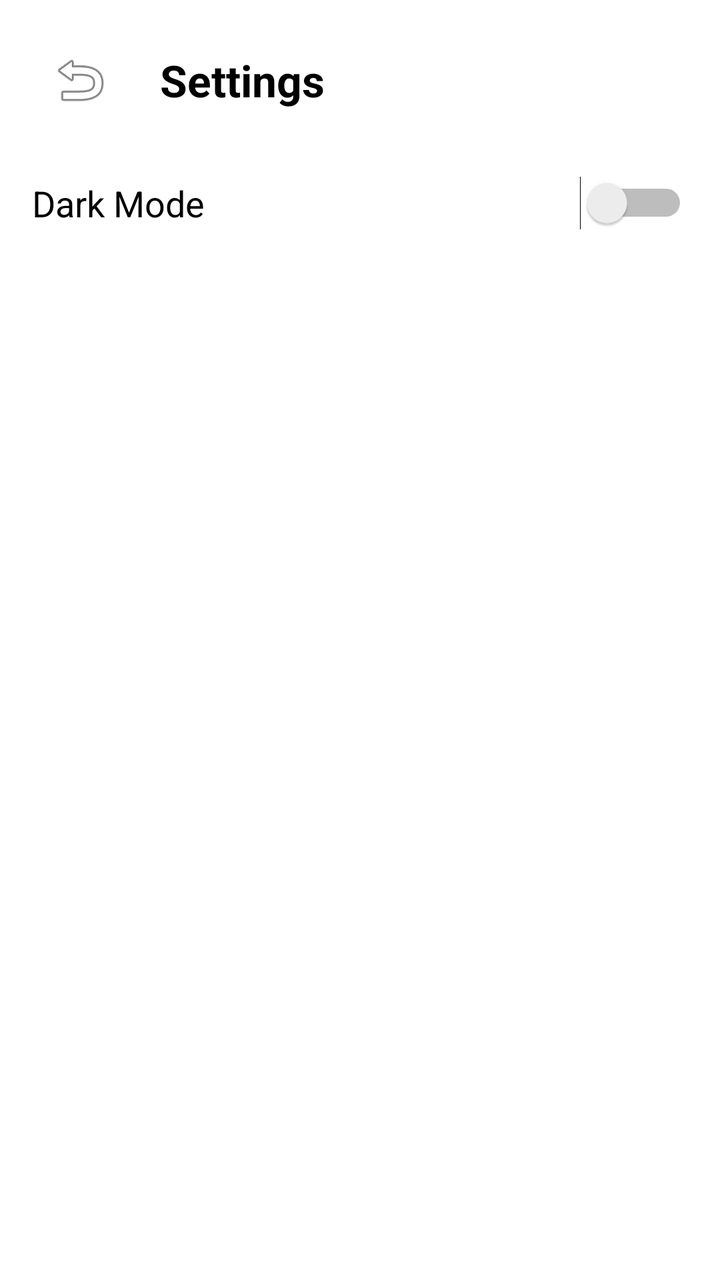
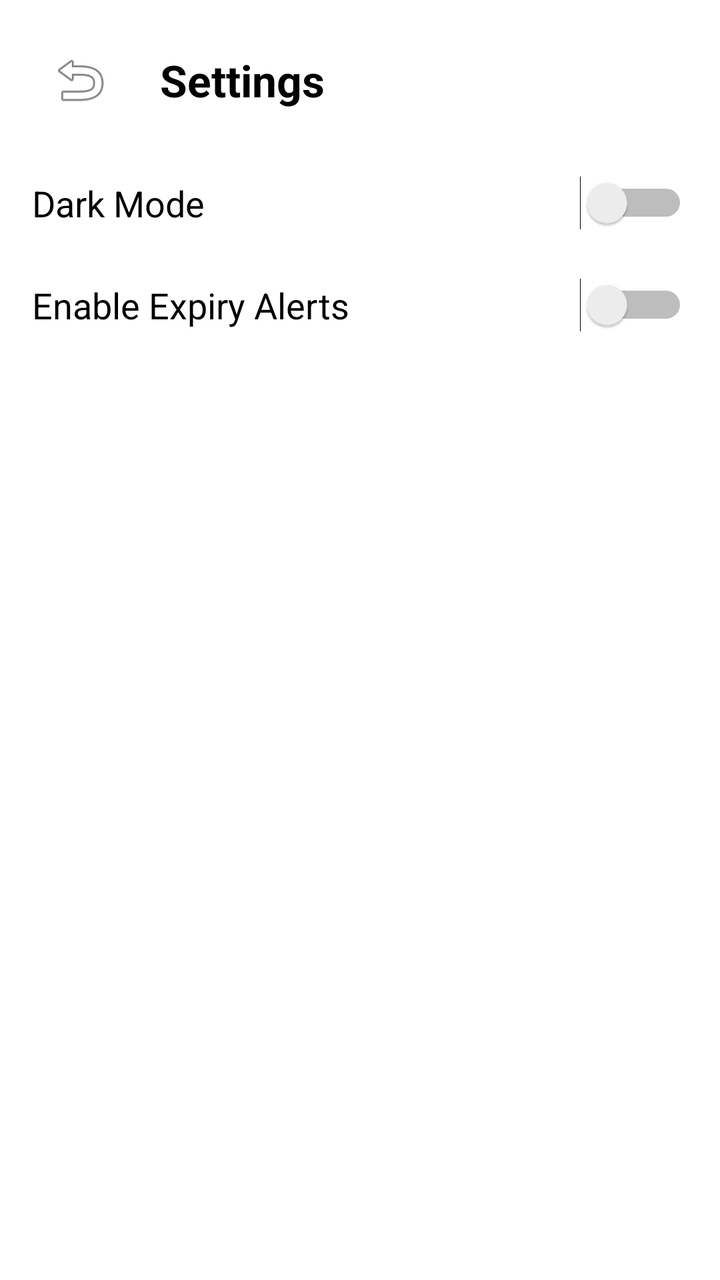

Before-and-after screenshots of an Android layout around one commit, followed by the original layout XML and the change that was made.
<!-- AndroidManifest.xml: application theme Theme.SmartPantryManager -->
<!-- res/layout/activity_settings.xml -->
<?xml version="1.0" encoding="utf-8"?>
<LinearLayout xmlns:android="http://schemas.android.com/apk/res/android"
    android:id="@+id/main"
    android:layout_width="match_parent"
    android:layout_height="match_parent"
    android:orientation="vertical"
    android:padding="16dp">

    <LinearLayout
        android:layout_width="match_parent"
        android:layout_height="wrap_content"
        android:orientation="horizontal"
        android:gravity="center_vertical"
        android:layout_marginBottom="24dp">

        <ImageButton
            android:id="@+id/btnBack"
            android:layout_width="48dp"
            android:layout_height="48dp"
            android:background="?attr/selectableItemBackgroundBorderless"
            android:src="@android:drawable/ic_menu_revert"
            android:contentDescription="Back" />

        <TextView
            android:id="@+id/tvSettingsTitle"
            android:layout_width="0dp"
            android:layout_height="wrap_content"
            android:layout_weight="1"
            android:text="@string/title_settings"
            android:textSize="22sp"
            android:textStyle="bold"
            android:layout_marginStart="16dp" />
    </LinearLayout>

    <LinearLayout
        android:layout_width="match_parent"
        android:layout_height="wrap_content"
        android:orientation="horizontal"
        android:gravity="center_vertical">

        <TextView
            android:layout_width="0dp"
            android:layout_height="wrap_content"
            android:layout_weight="1"
            android:text="@string/switch_dark_mode"
            android:textSize="18sp" />

        <Switch
            android:id="@+id/switchDarkMode"
            android:layout_width="wrap_content"
            android:layout_height="wrap_content" />
    </LinearLayout>

</LinearLayout>
<!-- resources referenced by this layout -->
<resources>
  <string name="switch_dark_mode">Dark Mode</string>
  <string name="title_settings">Settings</string>
  <style name="Theme.SmartPantryManager" parent="Base.Theme.SmartPantryManager" />
  <style name="Base.Theme.SmartPantryManager" parent="Theme.Material3.DayNight.NoActionBar">
          <item name="android:windowBackground">@color/background_color</item>
          <item name="android:textColor">@color/text_color</item>
          <item name="colorSecondary">@color/secondary_color</item>
      </style>
  <color name="background_color">#FFFFFFFF</color>
  <color name="text_color">#FF000000</color>
  <color name="secondary_color">#FFBB86FC</color>
</resources>

<!-- the commit's change to res/layout/activity_settings.xml (unified diff, before → after) -->
@@ -51,4 +51,24 @@
             android:layout_height="wrap_content" />
     </LinearLayout>
 
+    <LinearLayout
+        android:layout_width="match_parent"
+        android:layout_height="wrap_content"
+        android:orientation="horizontal"
+        android:layout_marginTop="24dp"
+        android:gravity="center_vertical">
+
+        <TextView
+            android:layout_width="0dp"
+            android:layout_height="wrap_content"
+            android:layout_weight="1"
+            android:text="Enable Expiry Alerts"
+            android:textSize="18sp" />
+
+        <Switch
+            android:id="@+id/switchExpiryAlerts"
+            android:layout_width="wrap_content"
+            android:layout_height="wrap_content" />
+    </LinearLayout>
+
 </LinearLayout>
